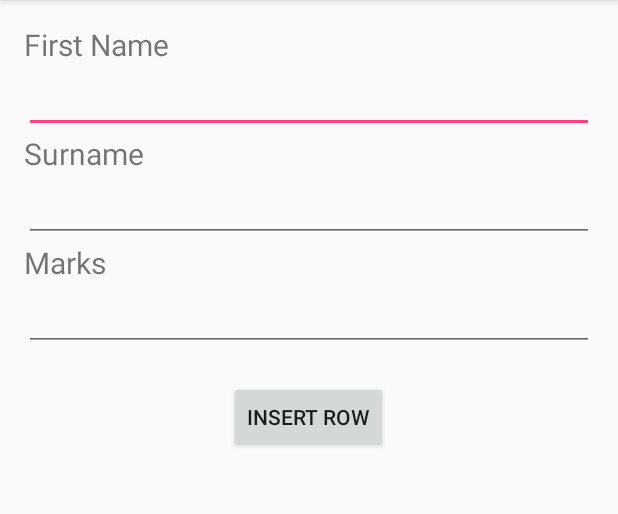
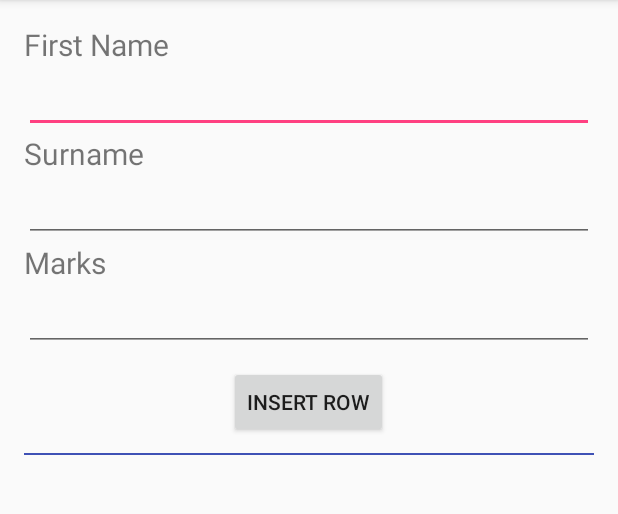
Before and after one commit to kvmanohar/SQLite_app, an Android app: the screen it shows after launch (MainActivity), on a phone screen of 412 x 824 dp, the part 84-598 px from its top. Run offline under Robolectric (Android 15) with nearby library versions, the phone set to English and light mode, and no system bars.

Commit message:
- Update the list view control with SimpleCursorAdapter Usage

```diff
--- a/app/src/main/java/com/example/android/sqliteapp/DatabaseController.java
+++ b/app/src/main/java/com/example/android/sqliteapp/DatabaseController.java
@@ -2,6 +2,7 @@ package com.example.android.sqliteapp;
 
 import android.content.ContentValues;
 import android.content.Context;
+import android.database.Cursor;
 import android.database.sqlite.SQLiteDatabase;
 import android.database.sqlite.SQLiteException;
 
@@ -53,8 +54,17 @@ public class DatabaseController {
         contentValues.put(dbHelper.SURNAME_COL,surname);
         contentValues.put(dbHelper.MARKS_COL,marks);
 
-        database.insert(dbHelper.TBL_NAME,null,contentValues);
+        database.insert(dbHelper.TBL_NAME, null, contentValues);
 
+    }
+
+    public Cursor fetchDbRow() {
+
+        String[] columns = new String[] {"_ID",dbHelper.NAME_COL, dbHelper.SURNAME_COL, dbHelper.MARKS_COL};
+
+        Cursor cursor = database.query(dbHelper.TBL_NAME,columns,null,null,null,null,null);
+        if (cursor != null)   cursor.moveToFirst();
+        return cursor;
     }
 
 
--- a/app/src/main/java/com/example/android/sqliteapp/DatabaseHelper.java
+++ b/app/src/main/java/com/example/android/sqliteapp/DatabaseHelper.java
@@ -19,13 +19,13 @@ public class DatabaseHelper extends SQLiteOpenHelper {
 
 
     public DatabaseHelper(Context context) {
-        super(context, DB_NAME, null, 1);
+        super(context, DB_NAME, null, 3);
 //        SQLiteDatabase db = this.getWritableDatabase();
     }
 
     @Override
     public void onCreate(SQLiteDatabase db) {
-        db.execSQL("create table " + TBL_NAME + "(ID INTEGER PRIMARY KEY AUTOINCREMENT, NAME TEXT, SURNAME TEXT, MARKS INTEGER)");
+        db.execSQL("create table " + TBL_NAME + "(_id INTEGER PRIMARY KEY AUTOINCREMENT, NAME TEXT, SURNAME TEXT, MARKS INTEGER)");
     }
 
     @Override
--- a/app/src/main/java/com/example/android/sqliteapp/MainActivity.java
+++ b/app/src/main/java/com/example/android/sqliteapp/MainActivity.java
@@ -1,9 +1,12 @@
 package com.example.android.sqliteapp;
 
+import android.database.Cursor;
 import android.os.Bundle;
 import android.support.v7.app.AppCompatActivity;
 import android.view.View;
 import android.widget.EditText;
+import android.widget.ListView;
+import android.widget.SimpleCursorAdapter;
 import android.widget.Toast;
 
 public class MainActivity extends AppCompatActivity {
@@ -17,9 +20,9 @@ public class MainActivity extends AppCompatActivity {
 
         dbcon = new DatabaseController(this);
         dbcon.openDB();
+        populateListView();
 
     }
-
 
     public void insertButtonClick(View view){
 
@@ -36,11 +39,41 @@ public class MainActivity extends AppCompatActivity {
         final String surname = surnameText.getText().toString();
         int marks = Integer.valueOf(marksText.getText().toString());
 
-        dbcon.insertDbRow(name,surname,marks);
+        dbcon.insertDbRow(name, surname, marks);
+        Toast.makeText(this, name + " Record added to Database", Toast.LENGTH_SHORT).show();
 
-        Toast.makeText(this, name + " Record added to Database", Toast.LENGTH_SHORT).show();
+        populateListView();
+    }
+
+    public void populateListView(){
+
+        Cursor cursor = dbcon.fetchDbRow();
+
+        // The desired columns to be bound
+        String[] columns = new String[]{
+               "NAME","SURNAME"
+        };
+
+        //XML Defined view with the data will be bound to
+        int[] to = new int[]{
+//                R.id.textViewIdValue,
+                R.id.textViewNameValue,
+                R.id.textViewSurnameValue
+//                R.id.textViewMarksValue
+        };
+
+//        Log.v("Cursor Object :" , DatabaseUtils.dumpCursorToString(cursor));
+
+        ListView listView = (ListView) findViewById(R.id.listview_item);
+
+        //Create the adapter using the cursor pointing to the desired data
+        // as well as the layout information
+        SimpleCursorAdapter dataAdapter = new SimpleCursorAdapter(getApplicationContext(),R.layout.student_record_layout,cursor,columns,to,1);
+
+        // Now time to move the adapter to the list view
+        listView.setAdapter(dataAdapter);
+
 
     }
 
-
 }
--- a/app/src/main/res/layout/activity_main.xml
+++ b/app/src/main/res/layout/activity_main.xml
@@ -50,8 +50,17 @@
         android:onClick="insertButtonClick"
         android:layout_width="wrap_content"
         android:layout_height="wrap_content"
-        android:layout_marginTop="20dp"
+        android:layout_margin="10dp"
         android:layout_gravity="center_horizontal"
         android:text="INSERT ROW"/>
 
+    <View
+        android:layout_width="match_parent"
+        android:layout_height="1dp"
+        android:background="@color/colorPrimary"/>
+
+    <ListView
+        android:id="@+id/listview_item"
+        android:layout_width="wrap_content"
+        android:layout_height="wrap_content"/>
 </LinearLayout>
```
Also changed, not shown: app/src/main/res/layout/student_record_layout.xml (added, +97 -0 lines), 1 other file.
